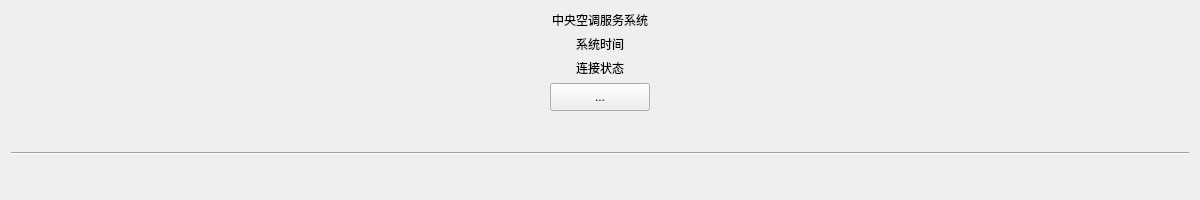
Before: the Qt Designer form mainwindow.ui in Joxon/aircond-server, drawn with Qt 5.
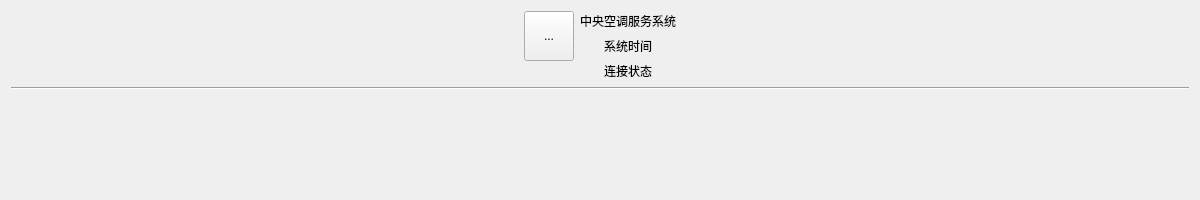
After: the same form once the commit is applied. Custom widgets are drawn as their Qt base class.

Diff of the .ui file:
```diff
--- a/mainwindow.ui
+++ b/mainwindow.ui
@@ -28,82 +28,30 @@
    </property>
    <layout class="QVBoxLayout" name="verticalLayout">
     <item>
-     <widget class="QLabel" name="labelTitle">
-      <property name="sizePolicy">
-       <sizepolicy hsizetype="Preferred" vsizetype="Fixed">
-        <horstretch>0</horstretch>
-        <verstretch>0</verstretch>
-       </sizepolicy>
-      </property>
-      <property name="text">
-       <string>中央空调服务系统</string>
-      </property>
-      <property name="alignment">
-       <set>Qt::AlignCenter</set>
-      </property>
-     </widget>
-    </item>
+     <layout class="QHBoxLayout" name="horizontalLayout">
     <item>
-     <widget class="QLabel" name="labelSysTime">
-      <property name="sizePolicy">
-       <sizepolicy hsizetype="Preferred" vsizetype="Fixed">
-        <horstretch>0</horstretch>
-        <verstretch>0</verstretch>
-       </sizepolicy>
-      </property>
-      <property name="text">
-       <string>系统时间</string>
-      </property>
-      <property name="alignment">
-       <set>Qt::AlignCenter</set>
-      </property>
-     </widget>
-    </item>
-    <item>
-     <widget class="QLabel" name="labelConnState">
-      <property name="sizePolicy">
-       <sizepolicy hsizetype="Preferred" vsizetype="Fixed">
-        <horstretch>0</horstretch>
-        <verstretch>0</verstretch>
-       </sizepolicy>
-      </property>
-      <property name="text">
-       <string>连接状态</string>
-      </property>
-      <property name="alignment">
-       <set>Qt::AlignCenter</set>
-      </property>
-     </widget>
-    </item>
-    <item>
-     <widget class="QWidget" name="widget" native="true">
-      <property name="sizePolicy">
-       <sizepolicy hsizetype="Preferred" vsizetype="Fixed">
-        <horstretch>0</horstretch>
-        <verstretch>0</verstretch>
-       </sizepolicy>
-      </property>
-      <property name="maximumSize">
+       <spacer name="horizontalSpacer">
+        <property name="orientation">
+         <enum>Qt::Horizontal</enum>
+        </property>
+        <property name="sizeHint" stdset="0">
        <size>
-        <width>16777215</width>
-        <height>120</height>
-       </size>
-      </property>
-      <layout class="QHBoxLayout" name="horizontalLayout_2">
-       <property name="leftMargin">
-        <number>0</number>
-       </property>
-       <property name="topMargin">
-        <number>0</number>
-       </property>
-       <property name="rightMargin">
-        <number>0</number>
-       </property>
-       <property name="bottomMargin">
-        <number>0</number>
-       </property>
+          <width>40</width>
+          <height>20</height>
+         </size>
+        </property>
+       </spacer>
+      </item>
+      <item>
+       <layout class="QVBoxLayout" name="verticalLayout_3">
        <item>
         <widget class="QToolButton" name="toolButtonPower">
+          <property name="minimumSize">
+           <size>
+            <width>50</width>
+            <height>50</height>
+           </size>
+          </property>
          <property name="maximumSize">
           <size>
            <width>100</width>
@@ -127,11 +75,14 @@
          </property>
         </widget>
        </item>
-      </layout>
-     </widget>
-    </item>
     <item>
      <widget class="QLabel" name="labelArrowDown">
+          <property name="maximumSize">
+           <size>
+            <width>16777215</width>
+            <height>20</height>
+           </size>
+          </property>
       <property name="text">
        <string/>
       </property>
@@ -139,6 +90,75 @@
        <set>Qt::AlignCenter</set>
       </property>
      </widget>
+        </item>
+       </layout>
+      </item>
+      <item>
+       <layout class="QVBoxLayout" name="verticalLayout_2">
+        <item>
+         <widget class="QLabel" name="labelTitle">
+          <property name="sizePolicy">
+           <sizepolicy hsizetype="Preferred" vsizetype="Fixed">
+            <horstretch>0</horstretch>
+            <verstretch>0</verstretch>
+           </sizepolicy>
+          </property>
+          <property name="text">
+           <string>中央空调服务系统</string>
+          </property>
+          <property name="alignment">
+           <set>Qt::AlignCenter</set>
+          </property>
+         </widget>
+        </item>
+        <item>
+         <widget class="QLabel" name="labelSysTime">
+          <property name="sizePolicy">
+           <sizepolicy hsizetype="Preferred" vsizetype="Fixed">
+            <horstretch>0</horstretch>
+            <verstretch>0</verstretch>
+           </sizepolicy>
+          </property>
+          <property name="text">
+           <string>系统时间</string>
+          </property>
+          <property name="alignment">
+           <set>Qt::AlignCenter</set>
+          </property>
+         </widget>
+        </item>
+        <item>
+         <widget class="QLabel" name="labelConnState">
+          <property name="sizePolicy">
+           <sizepolicy hsizetype="Preferred" vsizetype="Fixed">
+            <horstretch>0</horstretch>
+            <verstretch>0</verstretch>
+           </sizepolicy>
+          </property>
+          <property name="text">
+           <string>连接状态</string>
+          </property>
+          <property name="alignment">
+           <set>Qt::AlignCenter</set>
+          </property>
+         </widget>
+        </item>
+       </layout>
+      </item>
+      <item>
+       <spacer name="horizontalSpacer_2">
+        <property name="orientation">
+         <enum>Qt::Horizontal</enum>
+        </property>
+        <property name="sizeHint" stdset="0">
+         <size>
+          <width>40</width>
+          <height>20</height>
+         </size>
+        </property>
+       </spacer>
+      </item>
+     </layout>
     </item>
     <item>
      <widget class="Line" name="line">
```
Lines whose indentation alone changed are shown as unchanged.
